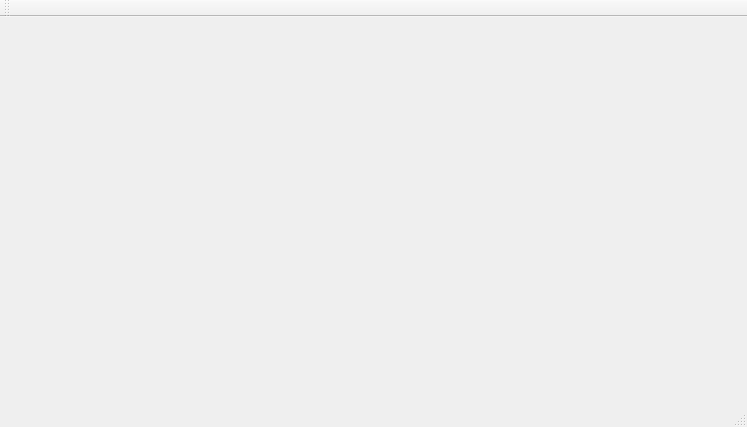
Qt form firewall/mainwindow.ui (RazorK/packet-filtering-firewall) before a commit.
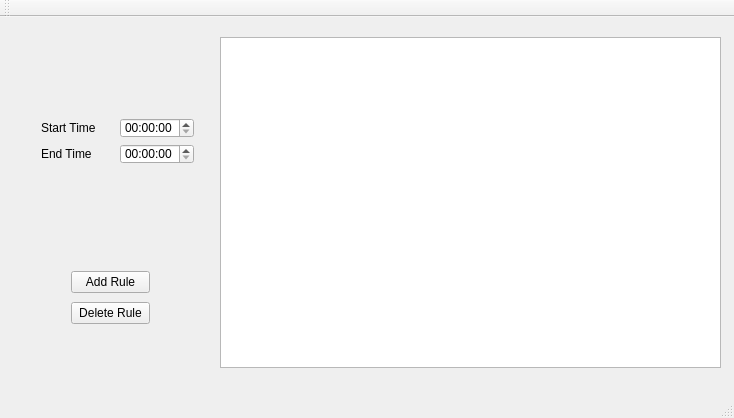
The same form after that commit.

Patch:
```diff
--- a/firewall/mainwindow.ui
+++ b/firewall/mainwindow.ui
@@ -6,14 +6,91 @@
    <rect>
     <x>0</x>
     <y>0</y>
-    <width>747</width>
-    <height>427</height>
+    <width>734</width>
+    <height>418</height>
    </rect>
   </property>
   <property name="windowTitle">
    <string>FireWall</string>
   </property>
-  <widget class="QWidget" name="centralWidget"/>
+  <widget class="QWidget" name="centralWidget">
+   <widget class="QTableView" name="tableView">
+    <property name="geometry">
+     <rect>
+      <x>220</x>
+      <y>20</y>
+      <width>501</width>
+      <height>331</height>
+     </rect>
+    </property>
+   </widget>
+   <widget class="QWidget" name="">
+    <property name="geometry">
+     <rect>
+      <x>60</x>
+      <y>240</y>
+      <width>101</width>
+      <height>81</height>
+     </rect>
+    </property>
+    <layout class="QVBoxLayout" name="verticalLayout">
+     <item>
+      <widget class="QPushButton" name="addButton">
+       <property name="text">
+        <string>Add Rule</string>
+       </property>
+      </widget>
+     </item>
+     <item>
+      <widget class="QPushButton" name="deleteButton">
+       <property name="text">
+        <string>Delete Rule</string>
+       </property>
+      </widget>
+     </item>
+    </layout>
+   </widget>
+   <widget class="QWidget" name="">
+    <property name="geometry">
+     <rect>
+      <x>30</x>
+      <y>90</y>
+      <width>175</width>
+      <height>68</height>
+     </rect>
+    </property>
+    <layout class="QVBoxLayout" name="verticalLayout_2">
+     <item>
+      <layout class="QHBoxLayout" name="horizontalLayout_2">
+       <item>
+        <widget class="QLabel" name="label">
+         <property name="text">
+          <string>Start Time</string>
+         </property>
+        </widget>
+       </item>
+       <item>
+        <widget class="QTimeEdit" name="timeEdit"/>
+       </item>
+      </layout>
+     </item>
+     <item>
+      <layout class="QHBoxLayout" name="horizontalLayout">
+       <item>
+        <widget class="QLabel" name="label_2">
+         <property name="text">
+          <string>End Time</string>
+         </property>
+        </widget>
+       </item>
+       <item>
+        <widget class="QTimeEdit" name="timeEdit_2"/>
+       </item>
+      </layout>
+     </item>
+    </layout>
+   </widget>
+  </widget>
   <widget class="QMenuBar" name="menuBar">
    <property name="geometry">
     <rect>
```
Left out of the diff: 2 changed lines with no effect on the pictures.
